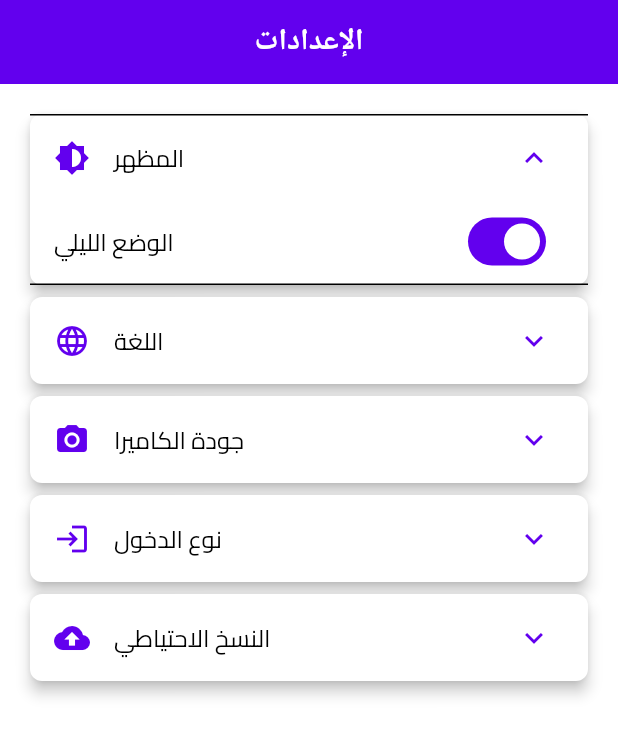
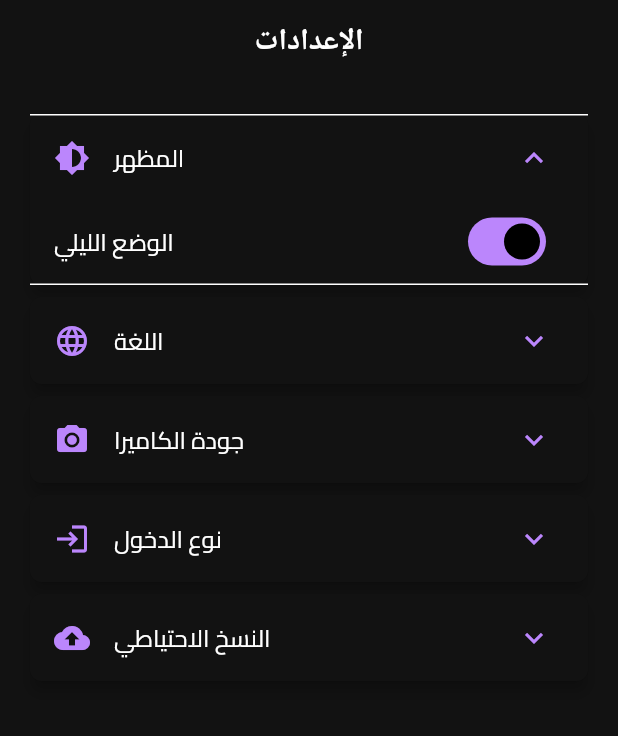
Before and after one commit to MuhamedAbdo/carton_pro, a Flutter app: the SettingsScreen screen opened by its route, after a tap on "المظهر", after a tap on "الوضع الليلي", on a phone screen of 412 x 824 dp. Shown: the top 736 px of the screen. Run offline on Flutter 3.47's test engine with Material 3 defaults, Android fonts, the phone set to English and light mode, and no system bars; our stand-ins replace go_router, hive, hive_flutter; accounts and stored records are empty.

Commit message:
feat: mplement theme switching in ettingscreen using rovider

```diff
--- a/lib/app.dart
+++ b/lib/app.dart
@@ -1,5 +1,7 @@
 import 'package:flutter/material.dart';
+import 'package:provider/provider.dart';
 import 'routes/app_router.dart';
+import 'services/theme_service.dart';
 import 'themes/app_theme.dart';
 
 class MyApp extends StatelessWidget {
@@ -7,13 +9,22 @@ class MyApp extends StatelessWidget {
 
   @override
   Widget build(BuildContext context) {
-    return MaterialApp.router(
-      title: 'CartonPro',
-      debugShowCheckedModeBanner: false,
-      theme: AppTheme.lightTheme,
-      darkTheme: AppTheme.darkTheme,
-      themeMode: ThemeMode.system,
-      routerConfig: appRouter, // استخدم appRouter
+    return ChangeNotifierProvider(
+      create: (context) => ThemeService(), // أضف ThemeService
+      child: Consumer<ThemeService>(
+        builder: (context, themeService, child) {
+          return MaterialApp.router(
+            title: 'CartonPro',
+            debugShowCheckedModeBanner: false,
+            theme: AppTheme.lightTheme,
+            darkTheme: AppTheme.darkTheme,
+            themeMode: themeService.isDarkMode
+                ? ThemeMode.dark
+                : ThemeMode.light, // استخدم القيمة من ThemeService
+            routerConfig: appRouter,
+          );
+        },
+      ),
     );
   }
 }
--- /dev/null
+++ b/lib/models/setting_model.dart
@@ -0,0 +1,65 @@
+import 'package:hive/hive.dart';
+import 'package:json_annotation/json_annotation.dart';
+
+part 'setting_model.g.dart'; // سيتم إنشاؤه تلقائيًا
+
+@HiveType(typeId: 0) // مطلوب لـ Hive
+class SettingModel extends HiveObject {
+  @HiveField(0)
+  final bool darkMode;
+
+  @HiveField(1)
+  final String language;
+
+  @HiveField(2)
+  final double cameraQuality;
+
+  @HiveField(3)
+  final String loginType; // 'authenticated' or 'guest'
+
+  SettingModel({
+    required this.darkMode,
+    required this.language,
+    required this.cameraQuality,
+    required this.loginType,
+  });
+
+  // CopyWith
+  SettingModel copyWith({
+    bool? darkMode,
+    String? language,
+    double? cameraQuality,
+    String? loginType,
+  }) {
+    return SettingModel(
+      darkMode: darkMode ?? this.darkMode,
+      language: language ?? this.language,
+      cameraQuality: cameraQuality ?? this.cameraQuality,
+      loginType: loginType ?? this.loginType,
+    );
+  }
+
+  // من الـ JSON
+  factory SettingModel.fromJson(Map<String, dynamic> json) => SettingModel(
+        darkMode: json['darkMode'] ?? false,
+        language: json['language'] ?? 'ar',
+        cameraQuality: (json['cameraQuality'] as num?)?.toDouble() ?? 1.0,
+        loginType: json['loginType'] ?? 'guest',
+      );
+
+  // للـ JSON
+  Map<String, dynamic> toJson() => {
+        'darkMode': darkMode,
+        'language': language,
+        'cameraQuality': cameraQuality,
+        'loginType': loginType,
+      };
+}
+
+// القيمة الافتراضية
+SettingModel defaultSettings = SettingModel(
+  darkMode: false,
+  language: 'ar',
+  cameraQuality: 1.0,
+  loginType: 'guest',
+);
--- a/lib/screens/settings_screen.dart
+++ b/lib/screens/settings_screen.dart
@@ -1,20 +1,14 @@
 import 'package:flutter/material.dart';
+import 'package:provider/provider.dart';
+import '../services/theme_service.dart';
 
-class SettingsScreen extends StatefulWidget {
+class SettingsScreen extends StatelessWidget {
   const SettingsScreen({super.key});
 
   @override
-  State<SettingsScreen> createState() => _SettingsScreenState();
-}
-
-class _SettingsScreenState extends State<SettingsScreen> {
-  // Mock values for settings
-  bool _darkMode = false;
-  String _language = 'ar';
-  double _cameraQuality = 1.0; // 1.0 = highest, 0.1 = lowest
-
-  @override
   Widget build(BuildContext context) {
+    return Consumer<ThemeService>(
+      builder: (context, themeService, child) {
         return Scaffold(
           appBar: AppBar(
             title: const Text('الإعدادات'),
@@ -31,12 +25,11 @@ class _SettingsScreenState extends State<SettingsScreen> {
                   children: [
                     SwitchListTile(
                       title: const Text('الوضع الليلي'),
-                  value: _darkMode,
+                      value: themeService
+                          .isDarkMode, // استخدم القيمة من ThemeService
                       onChanged: (bool value) {
-                    setState(() {
-                      _darkMode = value;
-                    });
-                    // TODO: Apply theme change
+                        themeService.updateDarkMode(
+                            value); // حدث القيمة في ThemeService
                       },
                     ),
                   ],
@@ -52,23 +45,25 @@ class _SettingsScreenState extends State<SettingsScreen> {
                     RadioListTile<String>(
                       title: const Text('العربية'),
                       value: 'ar',
-                  groupValue: _language,
+                      groupValue: themeService
+                          .settings.language, // استخدم القيمة من ThemeService
                       onChanged: (String? value) {
-                    setState(() {
-                      _language = value!;
-                    });
-                    // TODO: Apply language change
+                        if (value != null) {
+                          themeService.updateLanguage(
+                              value); // حدث القيمة في ThemeService
+                        }
                       },
                     ),
                     RadioListTile<String>(
                       title: const Text('الإنجليزية'),
                       value: 'en',
-                  groupValue: _language,
+                      groupValue: themeService
+                          .settings.language, // استخدم القيمة من ThemeService
                       onChanged: (String? value) {
-                    setState(() {
-                      _language = value!;
-                    });
-                    // TODO: Apply language change
+                        if (value != null) {
+                          themeService.updateLanguage(
+                              value); // حدث القيمة في ThemeService
+                        }
                       },
                     ),
                   ],
@@ -88,16 +83,16 @@ class _SettingsScreenState extends State<SettingsScreen> {
                           const Text('منخفضة'),
                           Expanded(
                             child: Slider(
-                          value: _cameraQuality,
+                              value: themeService.settings
+                                  .cameraQuality, // استخدم القيمة من ThemeService
                               min: 0.1,
                               max: 1.0,
                               divisions: 9,
-                          label: '${(_cameraQuality * 100).round()}%',
+                              label:
+                                  '${(themeService.settings.cameraQuality * 100).round()}%',
                               onChanged: (double value) {
-                            setState(() {
-                              _cameraQuality = value;
-                            });
-                            // TODO: Apply camera quality setting
+                                themeService.updateCameraQuality(
+                                    value); // حدث القيمة في ThemeService
                               },
                             ),
                           ),
@@ -118,17 +113,25 @@ class _SettingsScreenState extends State<SettingsScreen> {
                     RadioListTile<String>(
                       title: const Text('مميز (مع حساب)'),
                       value: 'authenticated',
-                  groupValue: 'guest', // Mock value for now
+                      groupValue: themeService
+                          .settings.loginType, // استخدم القيمة من ThemeService
                       onChanged: (String? value) {
-                    // TODO: Implement login type change
+                        if (value != null) {
+                          themeService.updateLoginType(
+                              value); // حدث القيمة في ThemeService
+                        }
                       },
                     ),
                     RadioListTile<String>(
                       title: const Text('ضيف (بدون حساب)'),
                       value: 'guest',
-                  groupValue: 'guest',
+                      groupValue: themeService
+                          .settings.loginType, // استخدم القيمة من ThemeService
                       onChanged: (String? value) {
-                    // TODO: Implement login type change
+                        if (value != null) {
+                          themeService.updateLoginType(
+                              value); // حدث القيمة في ThemeService
+                        }
                       },
                     ),
                   ],
@@ -161,5 +164,7 @@ class _SettingsScreenState extends State<SettingsScreen> {
             ],
           ),
         );
+      },
+    );
   }
 }
--- /dev/null
+++ b/lib/services/theme_service.dart
@@ -0,0 +1,30 @@
+import 'package:flutter/material.dart';
+import '../models/setting_model.dart';
+
+class ThemeService extends ChangeNotifier {
+  SettingModel _settings = defaultSettings;
+
+  SettingModel get settings => _settings;
+
+  bool get isDarkMode => _settings.darkMode;
+
+  void updateDarkMode(bool value) {
+    _settings = _settings.copyWith(darkMode: value);
+    notifyListeners(); // يخبر الـ UI بتحديث الثيم
+  }
+
+  void updateLanguage(String value) {
+    _settings = _settings.copyWith(language: value);
+    notifyListeners();
+  }
+
+  void updateCameraQuality(double value) {
+    _settings = _settings.copyWith(cameraQuality: value);
+    notifyListeners();
+  }
+
+  void updateLoginType(String value) {
+    _settings = _settings.copyWith(loginType: value);
+    notifyListeners();
+  }
+}
```
Also changed, not shown: lib/models/setting_model.g.dart (added). Lines whose indentation alone changed are shown as unchanged.
